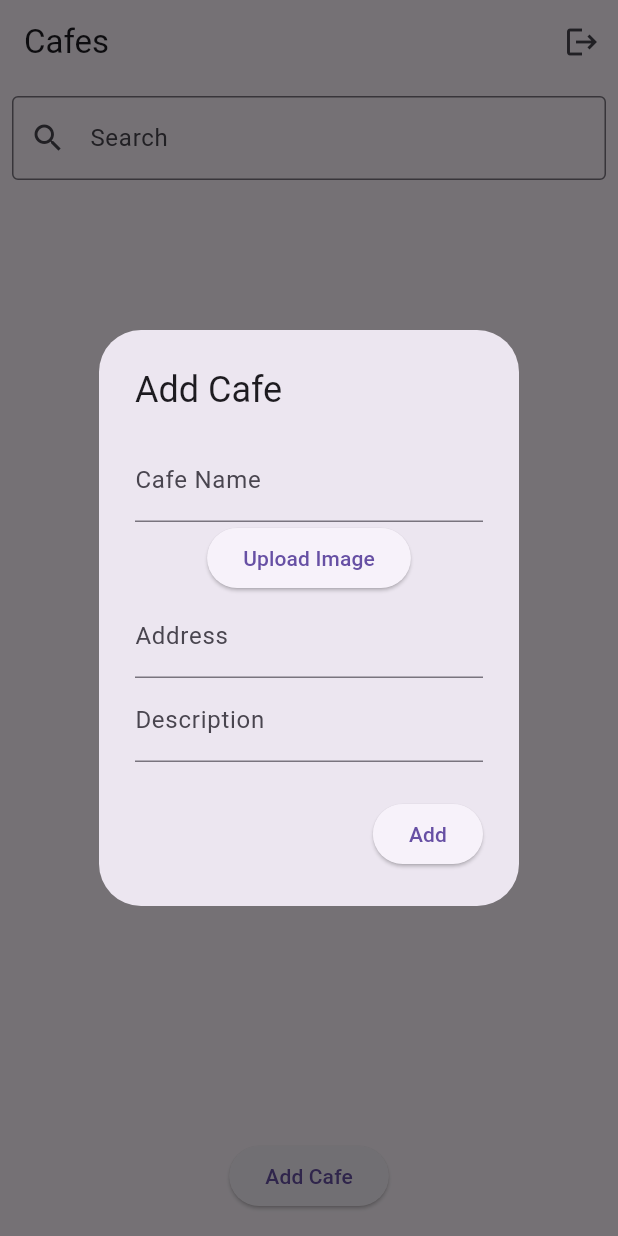
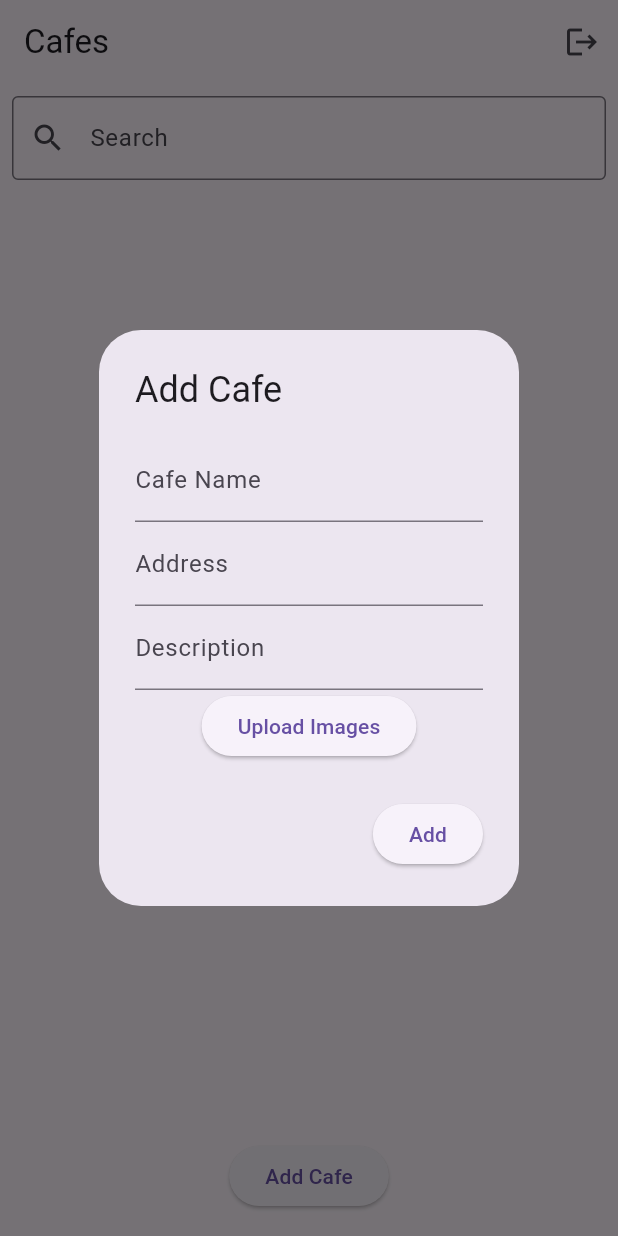
Before and after one commit to nqt2000/coffee_explorer_lite, a Flutter app: the HomeScreen screen opened directly, after a tap on "Add Cafe", on a phone screen of 412 x 824 dp. Run offline on Flutter 3.47's test engine with Material 3 defaults, Android fonts, the light colour scheme and no system bars; our stand-ins replace equatable, flutter_bloc, image_picker, shared_preferences, sqflite; accounts and stored records are empty.

Commit message:
update function home according to BLoC pattern
Update function home according to BLoC pattern, fix bug add cafe and search cafe function

```diff
--- a/lib/authentication/view/login_screen.dart
+++ b/lib/authentication/view/login_screen.dart
@@ -3,7 +3,7 @@ import 'package:flutter/material.dart';
 import '../bloc/login_bloc.dart';
 import '../bloc/login_event.dart';
 import '../bloc/login_state.dart';
-import '../../home/home_screen.dart';
+import '../../home/view/home_screen.dart';
 
 class LoginScreen extends StatefulWidget {
   @override
--- /dev/null
+++ b/lib/home/bloc/home_bloc.dart
@@ -0,0 +1,71 @@
+import 'dart:io';
+import 'package:flutter_bloc/flutter_bloc.dart';
+import 'package:image_picker/image_picker.dart';
+import 'package:path_provider/path_provider.dart';
+import 'package:path/path.dart';
+import '../../utils/database_helper.dart';
+import 'home_event.dart';
+import 'home_state.dart';
+
+class HomeBloc extends Bloc<HomeEvent, HomeState> {
+  HomeBloc() : super(HomeLoading()) {
+    on<FetchCafes>(_onFetchCafes);
+    on<FilterCafes>(_onFilterCafes);
+    on<PickImages>(_onPickImages);
+    on<AddCafe>(_onAddCafe);
+  }
+
+  Future<void> _onFetchCafes(FetchCafes event, Emitter<HomeState> emit) async {
+    emit(HomeLoading()); // Hiển thị loading khi bắt đầu
+    try {
+      final cafes = await DatabaseHelper.instance.queryAllCafes();
+      emit(HomeLoaded(cafes, cafes));
+    } catch (e) {
+      emit(HomeError("Error fetching cafes: ${e.toString()}"));
+    }
+  }
+
+  void _onFilterCafes(FilterCafes event, Emitter<HomeState> emit) {
+    if (state is HomeLoaded) {
+      final currentState = state as HomeLoaded;
+      final filteredCafes = event.query.isEmpty
+          ? currentState.cafes
+          : currentState.cafes.where((cafe) {
+        return cafe['name'].toLowerCase().contains(event.query.toLowerCase()) ||
+            cafe['address'].toLowerCase().contains(event.query.toLowerCase());
+      }).toList();
+      emit(HomeLoaded(currentState.cafes, filteredCafes));
+    }
+  }
+
+  Future<void> _onPickImages(PickImages event, Emitter<HomeState> emit) async {
+    try {
+      final pickedFiles = await ImagePicker().pickMultiImage();
+
+      List<String> imagePaths = [];
+      for (var pickedFile in pickedFiles) {
+        final directory = await getApplicationDocumentsDirectory();
+        final imageName = basename(pickedFile.path);
+        final savedImagePath = '${directory.path}/$imageName';
+        final File localImage = await File(pickedFile.path).copy(savedImagePath);
+        imagePaths.add(localImage.path);
+      }
+      emit(ImagePicked(imagePaths));
+    } catch (e) {
+      emit(HomeError('Failed to pick images: ${e.toString()}'));
+    }
+  }
+
+  Future<void> _onAddCafe(AddCafe event, Emitter<HomeState> emit) async {
+    emit(HomeLoading()); // Hiển thị loading khi bắt đầu
+    try {
+      print(
+          "Adding cafe: ${event.newCafe}"); // Thêm log để kiểm tra dữ liệu cafe
+      await DatabaseHelper.instance.insertCafe(event.newCafe);
+      add(FetchCafes()); // Fetch lại dữ liệu sau khi thêm
+    } catch (e) {
+      print("Error while adding cafe: $e");
+      emit(HomeError("Failed to add cafe"));
+    }
+  }
+}
--- /dev/null
+++ b/lib/home/bloc/home_event.dart
@@ -0,0 +1,30 @@
+import 'package:equatable/equatable.dart';
+
+abstract class HomeEvent extends Equatable {
+  const HomeEvent();
+
+  @override
+  List<Object?> get props => [];
+}
+
+class FetchCafes extends HomeEvent {}
+
+class FilterCafes extends HomeEvent {
+  final String query;
+
+  FilterCafes(this.query);
+
+  @override
+  List<Object?> get props => [query];
+}
+
+class PickImages extends HomeEvent {}
+
+class AddCafe extends HomeEvent {
+  final Map<String, dynamic> newCafe;
+
+  AddCafe(this.newCafe);
+
+  @override
+  List<Object?> get props => [newCafe];
+}
--- /dev/null
+++ b/lib/home/bloc/home_state.dart
@@ -0,0 +1,38 @@
+import 'package:equatable/equatable.dart';
+
+abstract class HomeState extends Equatable {
+  const HomeState();
+
+  @override
+  List<Object?> get props => [];
+}
+
+class HomeLoading extends HomeState {}
+
+class HomeLoaded extends HomeState {
+  final List<Map<String, dynamic>> cafes;
+  final List<Map<String, dynamic>> filteredCafes;
+
+  HomeLoaded(this.cafes, this.filteredCafes);
+
+  @override
+  List<Object?> get props => [cafes, filteredCafes];
+}
+
+class HomeError extends HomeState {
+  final String message;
+
+  HomeError(this.message);
+
+  @override
+  List<Object?> get props => [message];
+}
+
+class ImagePicked extends HomeState {
+  final List<String> imagePaths;
+
+  ImagePicked(this.imagePaths);
+
+  @override
+  List<Object?> get props => [imagePaths];
+}
--- a/lib/home/home_screen.dart
+++ /dev/null
@@ -1,227 +0,0 @@
-import 'package:flutter/material.dart';
-import 'dart:io';
-import 'package:image_picker/image_picker.dart';
-import 'package:path_provider/path_provider.dart';
-import 'package:path/path.dart';
-import '../utils/database_helper.dart';
-import '../utils/session_manager.dart';
-import '../authentication/view/login_screen.dart';
-
-class HomeScreen extends StatefulWidget {
-  final String userEmail;
-
-  HomeScreen({required this.userEmail});
-
-  @override
-  _HomeScreenState createState() => _HomeScreenState();
-}
-
-class _HomeScreenState extends State<HomeScreen> {
-  bool isLoading = true;
-  List<Map<String, dynamic>> cafes = [];
-  List<Map<String, dynamic>> filteredCafes = [];
-  final TextEditingController searchController = TextEditingController();
-  String? selectedImagePath; // For the image picked by the user
-
-  @override
-  void initState() {
-    super.initState();
-    _initialize();
-  }
-
-  Future<void> _initialize() async {
-    await _fetchCafes();
-    setState(() {
-      isLoading = false;
-    });
-  }
-
-  Future<void> _fetchCafes() async {
-    List<Map<String, dynamic>> cafeList = await DatabaseHelper.instance.queryAllCafes();
-    setState(() {
-      cafes = cafeList;
-      filteredCafes = cafeList;
-    });
-  }
-
-  void _filterCafes(String query) {
-    if (query.isEmpty) {
-      setState(() {
-        filteredCafes = cafes;
-      });
-    } else {
-      setState(() {
-        filteredCafes = cafes
-            .where((cafe) =>
-        cafe['name'].toLowerCase().contains(query.toLowerCase()) ||
-            cafe['address'].toLowerCase().contains(query.toLowerCase()))
-            .toList();
-      });
-    }
-  }
-
-  Future<void> _showAddCafeDialog() async {
-    final nameController = TextEditingController();
-    final imagePathController = TextEditingController();
-    final addressController = TextEditingController();
-    final descriptionController = TextEditingController();
-    String? selectedImagePath;
-
-    Future<void> _pickImage() async {
-      final pickedFile = await ImagePicker().pickImage(source: ImageSource.gallery);
-
-      if (pickedFile != null) {
-        final directory = await getApplicationDocumentsDirectory();
-        final imageName = basename(pickedFile.path);
-        final savedImagePath = '${directory.path}/$imageName';
-
-        final File localImage = await File(pickedFile.path).copy(savedImagePath);
-        setState(() {
-          selectedImagePath = localImage.path;
-        });
-      }
-    }
-
-    showDialog(
-      context: this.context,
-      builder: (BuildContext context) {
-        return AlertDialog(
-          title: Text('Add Cafe'),
-          content: SingleChildScrollView(
-            child: Column(
-              mainAxisSize: MainAxisSize.min,
-              children: [
-                TextField(
-                  controller: nameController,
-                  decoration: InputDecoration(labelText: 'Cafe Name'),
-                ),
-                ElevatedButton(
-                  onPressed: _pickImage,
-                  child: Text('Upload Image'),
-                ),
-                if (selectedImagePath != null)
-                  Padding(
-                    padding: const EdgeInsets.only(top: 10),
-                    child: Text('Image selected: $selectedImagePath'),
-                  ),
-                TextField(
-                  controller: addressController,
-                  decoration: InputDecoration(labelText: 'Address'),
-                ),
-                TextField(
-                  controller: descriptionController,
-                  decoration: InputDecoration(labelText: 'Description'),
-                ),
-              ],
-            ),
-          ),
-          actions: [
-            ElevatedButton(
-              onPressed: () async {
-                if (nameController.text.isNotEmpty) {
-                  final newCafe = {
-                    'name': nameController.text,
-                    'imagePath': selectedImagePath ?? '',
-                    'address': addressController.text,
-                    'description': descriptionController.text,
-                  };
-                  await DatabaseHelper.instance.insertCafe(newCafe);
-                  Navigator.of(context).pop();
-                  await _fetchCafes();
-
-                  // Reset lại tất cả các TextEditingController
-                  nameController.clear();
-                  imagePathController.clear();
-                  addressController.clear();
-                  descriptionController.clear();
-                  setState(() {
-                    selectedImagePath = null; // Xóa giá trị ảnh
-                  });
-                } else {
-                  ScaffoldMessenger.of(context).showSnackBar(
-                    SnackBar(content: Text('Please enter a cafe name')),
-                  );
-                }
-              },
-              child: Text('Add'),
-            ),
-          ],
-        );
-      },
-    );
-  }
-
-  void _logout() async {
-    await SessionManager().clearSession();
-    Navigator.of(this.context).pushReplacement(
-      MaterialPageRoute(builder: (context) => LoginScreen()),
-    );
-  }
-
-  @override
-  Widget build(BuildContext context) {
-    return Scaffold(
-      appBar: AppBar(
-        title: Text('Cafes'),
-        automaticallyImplyLeading: false,
-        actions: [
-          IconButton(
-            icon: Icon(Icons.logout),
-            onPressed: _logout,
-          ),
-        ],
-      ),
-      body: isLoading
-          ? Center(child: CircularProgressIndicator())
-          : Column(
-        children: [
-          Padding(
-            padding: const EdgeInsets.all(8.0),
-            child: TextField(
-              controller: searchController,
-              onChanged: _filterCafes,
-              decoration: InputDecoration(
-                labelText: 'Search',
-                prefixIcon: Icon(Icons.search),
-                border: OutlineInputBorder(),
-              ),
-            ),
-          ),
-          Expanded(
-            child: ListView.builder(
-              itemCount: filteredCafes.length,
-              itemBuilder: (context, index) {
-                final cafe = filteredCafes[index];
-                return Card(
-                  margin: const EdgeInsets.all(8.0),
-                  child: ListTile(
-                    leading: Container(
-                      width: 50,
-                      height: 50,
-                      decoration: BoxDecoration(
-                        color: Colors.grey[300],
-                        borderRadius: BorderRadius.circular(8.0),
-                      ),
-                      child: cafe['imagePath'] != null && cafe['imagePath'].isNotEmpty
-                          ? Image.file(File(cafe['imagePath']), fit: BoxFit.cover)
-                          : Icon(Icons.image, color: Colors.grey),
-                    ),
-                    title: Text(cafe['name'] ?? 'Cafe Name'),
-                    subtitle: Text(cafe['address'] ?? 'Address'),
-                  ),
-                );
-              },
-            ),
-          ),
-          Padding(
-            padding: const EdgeInsets.all(16.0),
-            child: ElevatedButton(
-              onPressed: _showAddCafeDialog,
-              child: Text('Add Cafe'),
-            ),
-          ),
-        ],
-      ),
-    );
-  }
-}
--- /dev/null
+++ b/lib/home/view/home_screen.dart
@@ -0,0 +1,179 @@
+import 'package:flutter/material.dart';
+import 'package:flutter_bloc/flutter_bloc.dart';
+import 'dart:io';
+import '../../utils/session_manager.dart';
+import '../../authentication/view/login_screen.dart';
+import '../bloc/home_bloc.dart';
+import '../bloc/home_event.dart';
+import '../bloc/home_state.dart';
+
+class HomeScreen extends StatelessWidget {
+  final String userEmail;
+
+  HomeScreen({required this.userEmail});
+
+  @override
+  Widget build(BuildContext context) {
+    return BlocProvider(
+      create: (context) =>
+      HomeBloc()
+        ..add(FetchCafes()),
+      child: Scaffold(
+        appBar: AppBar(
+          title: Text('Cafes'),
+          actions: [
+            IconButton(
+              icon: Icon(Icons.logout),
+              onPressed: () {
+                SessionManager().clearSession();
+                Navigator.pushReplacement(context,
+                    MaterialPageRoute(builder: (context) => LoginScreen()));
+              },
+            ),
+          ],
+        ),
+        body: BlocBuilder<HomeBloc, HomeState>(
+          builder: (context, state) {
+            if (state is HomeLoading) {
+              return Center(child: CircularProgressIndicator());
+            } else if (state is HomeLoaded) {
+              return Column(
+                children: [
+                  Padding(
+                    padding: const EdgeInsets.all(8.0),
+                    child: TextField(
+                      onChanged: (query) {
+                        context.read<HomeBloc>().add(FilterCafes(query));
+                      },
+                      decoration: InputDecoration(
+                        labelText: 'Search',
+                        prefixIcon: Icon(Icons.search),
+                        border: OutlineInputBorder(),
+                      ),
+                    ),
+                  ),
+                  Expanded(
+                    child: ListView.builder(
+                      itemCount: state.filteredCafes.length,
+                      itemBuilder: (context, index) {
+                        final cafe = state.filteredCafes[index];
+                        return Card(
+                          margin: const EdgeInsets.all(8.0),
+                          child: ListTile(
+                            leading: Container(
+                              width: 50,
+                              height: 50,
+                              decoration: BoxDecoration(
+                                color: Colors.white,
+                                borderRadius: BorderRadius.circular(8.0),
+                              ),
+                              child: cafe['imagePath'] != null &&
+                                  cafe['imagePath'].isNotEmpty
+                                  ? Image.file(File(cafe['imagePath']),
+                                  fit: BoxFit.contain)
+                                  : Icon(Icons.image, color: Colors.grey),
+                            ),
+                            title: Text(cafe['name']),
+                            subtitle: Text(cafe['address']),
+                          ),
+                        );
+                      },
+                    ),
+                  ),
+                  Padding(
+                    padding: const EdgeInsets.all(16.0),
+                    child: ElevatedButton(
+                      onPressed: () => _showAddCafeDialog(context),
+                      child: Text('Add Cafe'),
+                    ),
+                  ),
+                ],
+              );
+            } else {
+              return Center(child: Text("Something went wrong!"));
+            }
+          },
+        ),
+      ),
+    );
+  }
+
+  Future<void> _showAddCafeDialog(BuildContext context) async {
+    final nameController = TextEditingController();
+    final addressController = TextEditingController();
+    final descriptionController = TextEditingController();
+
+    showDialog(
+      context: context,
+      builder: (BuildContext dialogContext) {
+        return BlocProvider.value(
+          value: BlocProvider.of<HomeBloc>(context),
+          child: AlertDialog(
+            title: Text('Add Cafe'),
+            content: SingleChildScrollView(
+              child: Column(
+                mainAxisSize: MainAxisSize.min,
+                children: [
+                  TextField(
+                    controller: nameController,
+                    decoration: InputDecoration(labelText: 'Cafe Name'),
+                  ),
+                  TextField(
+                    controller: addressController,
+                    decoration: InputDecoration(labelText: 'Address'),
+                  ),
+                  TextField(
+                    controller: descriptionController,
+                    decoration: InputDecoration(labelText: 'Description'),
+                  ),
+                  ElevatedButton(
+                    onPressed: () {
+                      context.read<HomeBloc>().add(PickImages());
+                    },
+                    child: Text('Upload Images'),
+                  ),
+                  BlocBuilder<HomeBloc, HomeState>(
+                    builder: (context, state) {
+                      if (state is ImagePicked) {
+                        return Wrap(
+                          spacing: 8.0,
+                          children: state.imagePaths.map((path) {
+                            return Image.file(File(path),
+                                width: 100, height: 100, fit: BoxFit.contain);
+                          }).toList(),
+                        );
+                      }
+                      return Container();
+                    },
+                  ),
+                ],
+              ),
+            ),
+            actions: [
+              BlocBuilder<HomeBloc, HomeState>(
+                builder: (context, state) {
+                  return ElevatedButton(
+                    onPressed: () {
+                      final newCafe = {
+                        'name': nameController.text,
+                        'address': addressController.text,
+                        'description': descriptionController.text,
+                        // Sử dụng imagePath từ trạng thái ImagePicked
+                        'imagePath': state is ImagePicked && state.imagePaths.isNotEmpty
+                            ? state.imagePaths[0]
+                            : '',  // Truyền giá trị rỗng nếu không có ảnh
+                      };
+                      context.read<HomeBloc>().add(AddCafe(newCafe));
+                      Navigator.of(dialogContext).pop(); // Đóng dialog
+                    },
+                    child: Text('Add'),
+                  );
+                },
+              ),
+            ],
+          ),
+        );
+      },
+    );
+  }
+}
--- a/lib/main.dart
+++ b/lib/main.dart
@@ -1,6 +1,6 @@
 import 'package:flutter/material.dart';
 import 'authentication/view/login_screen.dart';
-import 'home/home_screen.dart';
+import 'home/view/home_screen.dart';
 import 'utils/session_manager.dart';
 
 void main() async {
--- a/pubspec.yaml
+++ b/pubspec.yaml
@@ -34,8 +34,9 @@ dependencies:
   sqflite: ^2.0.0+4
   shared_preferences: ^2.0.6
   path: ^1.9.0
-  image_picker: ^0.8.7+4
+  image_picker: ^1.1.2
   path_provider: ^2.0.13
+  equatable: ^2.0.5
 
 
   # The following adds the Cupertino Icons font to your application.
@@ -51,7 +52,7 @@ dev_dependencies:
   # activated in the `analysis_options.yaml` file located at the root of your
   # package. See that file for information about deactivating specific lint
   # rules and activating additional ones.
-  flutter_lints: ^4.0.0
+  flutter_lints: ^5.0.0
 
 # For information on the generic Dart part of this file, see the
 # following page: https://dart.dev/tools/pub/pubspec
```
Also changed, not shown: pubspec.lock.
